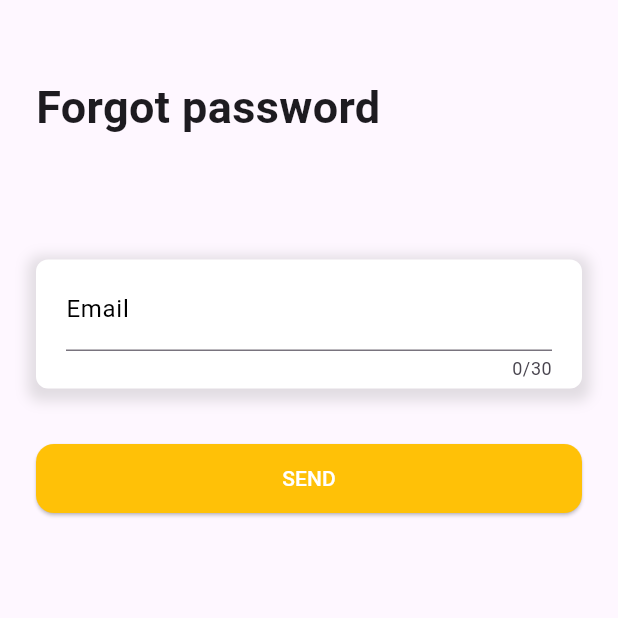
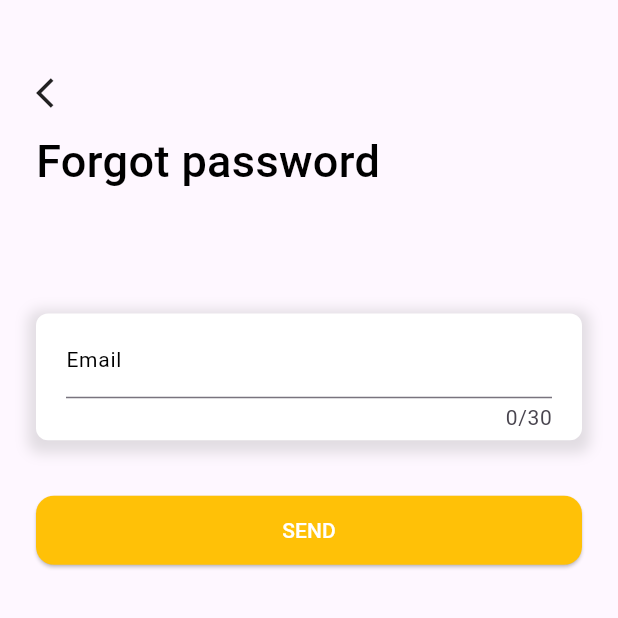
Before and after one commit to kietdev123/ecommerce_mobile, a Flutter app: the screen it shows after launch, after a tap on the "arrow right alt" icon, on a phone screen of 412 x 824 dp, the top half of it. Run offline on Flutter 3.47's test engine with Material 3 defaults, Android fonts, the phone set to English and light mode, and no system bars; our stand-ins replace firebase_auth, firebase_core, flutter_bloc, flutter_easyloading, flutter_localization, ionicons; accounts and stored records are empty.

Commit message:
style: set text default

```diff
--- a/lib/data/remote/firebase/firebase_service.dart
+++ b/lib/data/remote/firebase/firebase_service.dart
@@ -6,6 +6,7 @@ class FirebaseService {
     try {
       final credential = await auth.signInWithEmailAndPassword(
           email: email, password: password);
+      // await credential.user!.getIdToken();
       return credential;
     } catch (e) {
       rethrow;
@@ -25,6 +26,7 @@ class FirebaseService {
     try {
       final credential = await auth.createUserWithEmailAndPassword(
           email: email, password: password);
+      // await credential.user!.getIdToken();
       await credential.user?.updateDisplayName(name);
       await credential.user
           ?.updatePhotoURL("https://example.com/jane-q-user/profile.jpg");
@@ -45,6 +47,7 @@ class FirebaseService {
   Future<void> forgotPassword(String email) async {
     try {
       print('here $email');
+
       await auth.sendPasswordResetEmail(email: email);
     } catch (e) {
       rethrow;
--- a/lib/main.dart
+++ b/lib/main.dart
@@ -82,17 +82,24 @@ class _MyAppState extends State<MyApp> {
       supportedLocales: localization.supportedLocales,
       localizationsDelegates: localization.localizationsDelegates,
       builder: EasyLoading.init(),
+      theme: ThemeData(
+        textTheme: TextTheme(
+          bodyLarge: resource.style.textDefault,
+          bodyMedium: resource.style.textDefault,
+          bodySmall: resource.style.textDefault,
+        ),
+      ),
       home: StreamBuilder<User?>(
         stream: auth.authStateChanges(),
         builder: (context, snapshot) {
           if (snapshot.hasData) {
             _authenticationBloc.add(LoadProfileEvent());
-            return DefaultTextStyle(
+            return new DefaultTextStyle(
               style: resource.style.textDefault,
               child: const HomeScreen(),
             );
           }
-          return DefaultTextStyle(
+          return new DefaultTextStyle(
             style: resource.style.textDefault,
             child: const LoginScreen(),
           );
--- a/lib/res/dimentions/app_dimension.dart
+++ b/lib/res/dimentions/app_dimension.dart
@@ -26,10 +26,10 @@ class AppDimension extends Dimensions {
   double get lightElevation => 4;
 
   @override
-  double get bigText => 22;
+  double get bigText => 30;
 
   @override
-  double get defaultText => 18;
+  double get defaultText => 14;
 
   @override
   double get mediumText => 16;
--- a/lib/res/style/app_style.dart
+++ b/lib/res/style/app_style.dart
@@ -5,9 +5,17 @@ import '../../res/dimentions/app_dimension.dart';
 
 class AppStyle {
   TextStyle headingTextStyle = TextStyle(
-      fontSize: AppDimension().defaultText,
-      fontWeight: FontWeight.bold,
-      color: AppColors().colorPrimaryText);
+    fontSize: AppDimension().bigText,
+    fontWeight: FontWeight.w500,
+    color: AppColors().colorPrimaryText,
+    // shadows: [
+    //   Shadow(
+    //     blurRadius: 1.0,
+    //     color: Color.fromARGB(195, 100, 100, 100),
+    //     offset: Offset(0, 2),
+    //   ),
+    // ],
+  );
 
   TextStyle subHeadingTextStyle = TextStyle(
       fontSize: AppDimension().mediumText,
@@ -50,8 +58,8 @@ class AppStyle {
       color: AppColors().colorPrimary);
 
   TextStyle textDefault = TextStyle(
-      fontSize: AppDimension().mediumText,
-      fontWeight: FontWeight.w600,
+      fontSize: AppDimension().defaultText,
+      fontWeight: FontWeight.w400,
       color: AppColors().colorPrimaryText);
 
   IconThemeData appbarIconTheme =
--- a/lib/ui/auth/forgot_password_screen.dart
+++ b/lib/ui/auth/forgot_password_screen.dart
@@ -9,6 +9,7 @@ import 'package:flutter_easyloading/flutter_easyloading.dart';
 
 import '../../bloc/authentication/authentication_bloc.dart';
 import '../../res/resources.dart';
+import '../widgets/back_button.dart';
 import '../widgets/custom_card.dart';
 import '../widgets/padding_screen.dart';
 
@@ -52,12 +53,10 @@ class _ForgotPasswordScreenState extends State<ForgotPasswordScreen> {
                   // Add TextFormFields and ElevatedButton here.
 
                   const SizedBox(height: 50),
-
-                  Text(
-                    'Forgot password',
-                    style: const TextStyle(
-                        fontWeight: FontWeight.bold, fontSize: 30),
-                  ),
+                  const AppBackButton(),
+                  const SizedBox(height: 12),
+                  Text('Forgot password',
+                      style: resource.style.headingTextStyle),
                   const SizedBox(height: 80),
 
                   CustomCard(
--- a/lib/ui/auth/login_screen.dart
+++ b/lib/ui/auth/login_screen.dart
@@ -64,11 +64,7 @@ class _LoginScreenState extends State<LoginScreen> {
 
                   const SizedBox(height: 50),
 
-                  Text(
-                    'Login',
-                    style: const TextStyle(
-                        fontWeight: FontWeight.bold, fontSize: 30),
-                  ),
+                  Text('Login', style: resource.style.headingTextStyle),
                   const SizedBox(height: 80),
 
                   CustomCard(
@@ -189,10 +185,14 @@ class _LoginScreenState extends State<LoginScreen> {
                         EasyLoading.dismiss();
                         EasyLoading.showSuccess('Login successful',
                             duration: const Duration(seconds: 2));
-                        Navigator.of(context, rootNavigator: true).pushNamed(
-                          HomeScreen.id,
-                        );
-                        Future.delayed(const Duration(seconds: 2), () {});
+                        // Navigator.of(context, rootNavigator: true).pushNamed(
+                        //   HomeScreen.id,
+                        // );
+                        Navigator.pushAndRemoveUntil(
+                            context,
+                            MaterialPageRoute(
+                                builder: (context) => const HomeScreen()),
+                            (route) => false);
                       } else if (state is AuthenticationError) {
                         EasyLoading.dismiss();
 
--- a/lib/ui/auth/sign_up_screen.dart
+++ b/lib/ui/auth/sign_up_screen.dart
@@ -17,6 +17,7 @@ import 'package:flutter_localization/flutter_localization.dart';
 import 'package:ionicons/ionicons.dart';
 
 import '../../res/app_locale.dart';
+import '../widgets/back_button.dart';
 
 class SignUpScreen extends StatefulWidget {
   static const String id = "sign_up_screen";
@@ -63,18 +64,9 @@ class _SignUpScreenState extends State<SignUpScreen> {
                   // Add TextFormFields and ElevatedButton here.
 
                   const SizedBox(height: 50),
-                  GestureDetector(
-                    onTap: () {
-                      Navigator.of(context, rootNavigator: true).pop();
-                    },
-                    child: const Icon(Icons.arrow_back_ios),
-                  ),
+                  const AppBackButton(),
                   const SizedBox(height: 12),
-                  Text(
-                    "Sign Up",
-                    style: const TextStyle(
-                        fontWeight: FontWeight.bold, fontSize: 30),
-                  ),
+                  Text("Sign Up", style: resource.style.headingTextStyle),
                   const SizedBox(height: 80),
 
                   CustomCard(
--- /dev/null
+++ b/lib/ui/widgets/back_button.dart
@@ -0,0 +1,17 @@
+import 'package:flutter/material.dart';
+
+class AppBackButton extends StatelessWidget {
+  const AppBackButton({super.key});
+
+  @override
+  Widget build(BuildContext context) {
+    return SizedBox(
+      child: GestureDetector(
+        onTap: () {
+          Navigator.of(context, rootNavigator: true).pop();
+        },
+        child: const Icon(Icons.arrow_back_ios),
+      ),
+    );
+  }
+}
```
